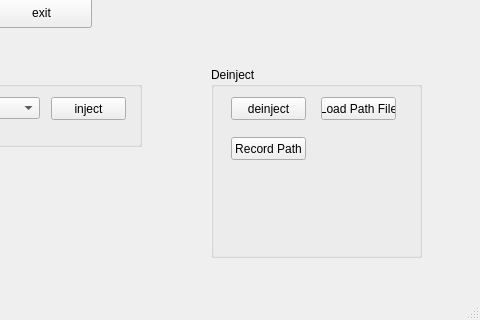
Above: windowQT/windowQT.ui from bguina/wow-dllcore-plugins before the change; both pictures show x 149 to 629 and y 120 to 440 of the 629 by 440 pixel window. Below: the same form after it.
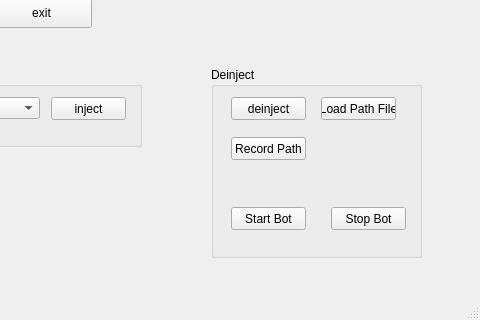
That is the form after the change.

Commit message: Add START_BOT  and STOP_BOT

The edit to the form file:
```diff
--- a/windowQT/windowQT.ui
+++ b/windowQT/windowQT.ui
@@ -216,6 +216,32 @@
       <string>Load Path File</string>
      </property>
     </widget>
+    <widget class="QPushButton" name="startBotButton">
+     <property name="geometry">
+      <rect>
+       <x>20</x>
+       <y>140</y>
+       <width>75</width>
+       <height>23</height>
+      </rect>
+     </property>
+     <property name="text">
+      <string>Start Bot</string>
+     </property>
+    </widget>
+    <widget class="QPushButton" name="stopBotButton">
+     <property name="geometry">
+      <rect>
+       <x>120</x>
+       <y>140</y>
+       <width>75</width>
+       <height>23</height>
+      </rect>
+     </property>
+     <property name="text">
+      <string>Stop Bot</string>
+     </property>
+    </widget>
    </widget>
   </widget>
   <widget class="QToolBar" name="mainToolBar">
```
The commit also changes 7 other files.
